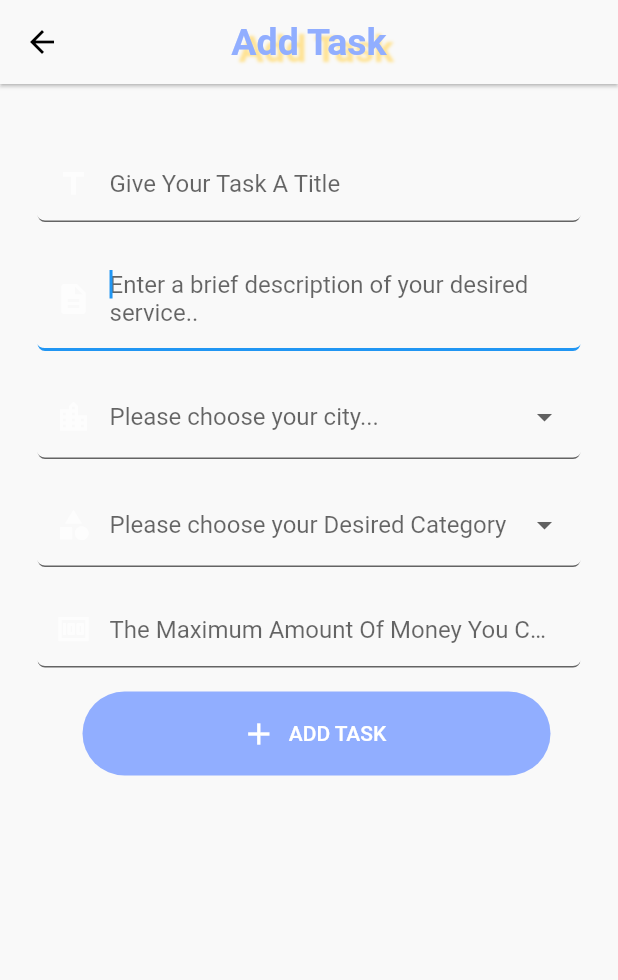
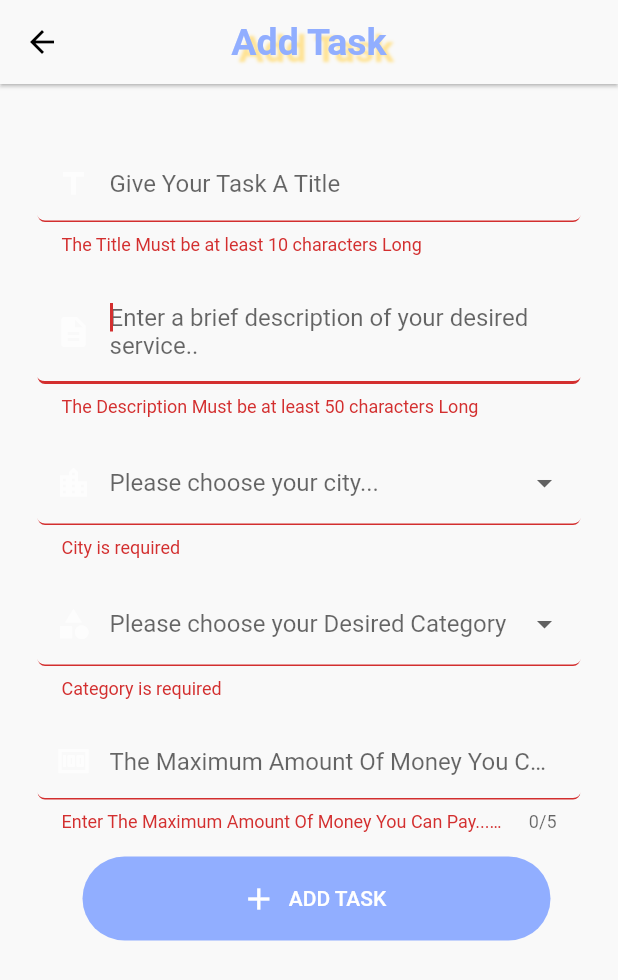
Before and after one commit to fearschism/OUN, a Flutter app: the AddTask screen opened directly, after a tap on "ADD TASK", on a phone screen of 412 x 824 dp. Shown: the top 980 px of the screen. Run offline on Flutter 3.47's test engine with Material 2 defaults, Android fonts, the phone set to English and light mode, and no system bars; our stand-ins replace auto_size_text, cloud_firestore, email_validator, firebase_auth, firebase_core, flutter_bloc and 11 more; missing offline and left inert: dart:html, dart:js_util, profile; accounts and stored records are empty; key blocks and very long unbroken strings in the code were emptied for the run.

Commit message:
Add Task Integration to firestore

```diff
--- a/lib/src/view/screen/NewTask.dart
+++ b/lib/src/view/screen/NewTask.dart
@@ -1,5 +1,7 @@
 import 'dart:html';
 
+import 'package:cloud_firestore/cloud_firestore.dart';
+import 'package:firebase_auth/firebase_auth.dart';
 import 'package:flutter/material.dart';
 import 'package:flutter_auth/constants.dart';
 import 'package:flutter_auth/core/app_style.dart';
@@ -13,6 +15,12 @@ import '../../../profile/pages/edit_image.dart';
 import '../../../profile/user/Duser.dart';
 import '../../../profile/widgets/display_image_widget.dart';
 import '../../../profile/user/user_data.dart';
+import 'package:flutter_auth/Screens/Login/components/login_form.dart';
+
+TextEditingController TitleCo = new TextEditingController();
+TextEditingController DescCo = new TextEditingController();
+TextEditingController MoneyCo = new TextEditingController();
+final GlobalKey<FormState> _keyValidation = GlobalKey<FormState>();
 
 class AddTask extends StatefulWidget {
   const AddTask({Key? key}) : super(key: key);
@@ -23,6 +31,8 @@ class AddTask extends StatefulWidget {
 
 class _AddTaskState extends State<AddTask> {
   var notifyHelper;
+  var CitySelected;
+  var CategorySelected;
   @override
   void initState() {
     // TODO: implement initState
@@ -59,7 +69,8 @@ class _AddTaskState extends State<AddTask> {
         ),
       ),
       backgroundColor: kPrimaryLightColor,
-      body: SingleChildScrollView(
+      body: Form(
+        key: _keyValidation,
         child: Container(
           alignment: Alignment.center,
           decoration: BoxDecoration(
@@ -74,9 +85,11 @@ class _AddTaskState extends State<AddTask> {
                 height: defaultPadding,
               ),
               TextFormField(
+                  autovalidateMode: AutovalidateMode.onUserInteraction,
+                  controller: TitleCo,
                   validator: ((value) {
-                    if (value!.isEmpty) {
-                      return 'Please enter A Title';
+                    if (value!.isEmpty || value.length < 10) {
+                      return 'The Title Must be at least 10 characters Long';
                     } else {
                       return null;
                     }
@@ -91,9 +104,11 @@ class _AddTaskState extends State<AddTask> {
                 height: defaultPadding,
               ),
               TextFormField(
+                autovalidateMode: AutovalidateMode.onUserInteraction,
+                controller: DescCo,
                 validator: ((value) {
-                  if (value!.isEmpty) {
-                    return 'Please Fill The Description';
+                  if (value!.isEmpty || value.length < 10) {
+                    return 'The Description Must be at least 50 characters Long';
                   } else {
                     return null;
                   }
@@ -116,6 +131,11 @@ class _AddTaskState extends State<AddTask> {
                 height: defaultPadding,
               ),
               DropdownButtonFormField<String>(
+                validator: (value) {
+                  if (value == null) {
+                    return 'City is required';
+                  }
+                },
                 decoration: InputDecoration(
                     prefixIcon: Icon(Icons.location_city),
                     prefixIconColor: Colors.white70,
@@ -129,12 +149,19 @@ class _AddTaskState extends State<AddTask> {
                     child: Text(value),
                   );
                 }).toList(),
-                onChanged: (_) {},
+                onChanged: (value) {
+                  CitySelected = value;
+                },
               ),
               const SizedBox(
                 height: defaultPadding,
               ),
               DropdownButtonFormField<String>(
+                validator: (value) {
+                  if (value == null) {
+                    return 'Category is required';
+                  }
+                },
                 decoration: InputDecoration(
                     prefixIcon: Icon(Icons.category),
                     prefixIconColor: Colors.white70,
@@ -155,15 +182,21 @@ class _AddTaskState extends State<AddTask> {
                     child: Text(value),
                   );
                 }).toList(),
-                onChanged: (_) {},
+                onChanged: (val) {
+                  CategorySelected = val;
+                },
               ),
               const SizedBox(
                 height: defaultPadding,
               ),
               TextFormField(
+                  autovalidateMode: AutovalidateMode.onUserInteraction,
+                  controller: MoneyCo,
+                  maxLength: 5,
                   validator: ((value) {
+                    String pat = r'^[0-9]{5}$'; //not finished...
                     if (value!.isEmpty) {
-                      return 'The Maximum Amount Of Money You Can Pay...';
+                      return 'Enter The Maximum Amount Of Money You Can Pay... between 10-99999';
                     } else {
                       return null;
                     }
@@ -182,6 +215,9 @@ class _AddTaskState extends State<AddTask> {
                 padding: EdgeInsets.only(bottom: 20, left: 30, right: 20),
                 child: ElevatedButton.icon(
                     onPressed: () {
+                      if (_keyValidation.currentState!.validate()) {
+                        SendNewTask(context, CitySelected, CategorySelected);
+                      }
                       //OnPressed Logic
                     },
                     icon: const Icon(Icons.add),
@@ -194,3 +230,57 @@ class _AddTaskState extends State<AddTask> {
     );
   }
 }
+
+SendNewTask(BuildContext context, String city, String Categ) async {
+  Widget cancelButton = IconButton(
+    icon: Icon(Icons.close),
+    color: kPrimaryColor,
+    onPressed: () {
+      Navigator.pop(context);
+    },
+  );
+  Widget Check = IconButton(
+    icon: Icon(Icons.check),
+    color: kPrimaryColor,
+    onPressed: () {
+      Navigator.pop(context);
+    },
+  );
+  AlertDialog alert = AlertDialog(
+    title: Text("Error!"),
+    content: Text("Something went wrong!"),
+    actions: [
+      cancelButton,
+    ],
+  );
+
+  AlertDialog suc = AlertDialog(
+    title: Text("Success!"),
+    content: Text("Task is Added"),
+    actions: [
+      Check,
+    ],
+  );
+  await FirebaseFirestore.instance
+      .collection('tasks')
+      .add({
+        'author': FirebaseAuth.instance.currentUser!.uid.toString(),
+        'title': TitleCo.text,
+        'description': DescCo.text,
+        'city': city,
+        'category': Categ,
+        'price': MoneyCo.text
+      })
+      .then((value) => null)
+      .onError((error, stackTrace) => showDialog(
+            context: context,
+            builder: (BuildContext context) {
+              return alert;
+            },
+          ))
+      .whenComplete(() => showDialog(
+          context: context,
+          builder: (BuildContext context) {
+            return suc;
+          }));
+}
```
Also changed, not shown: 2 other files.
